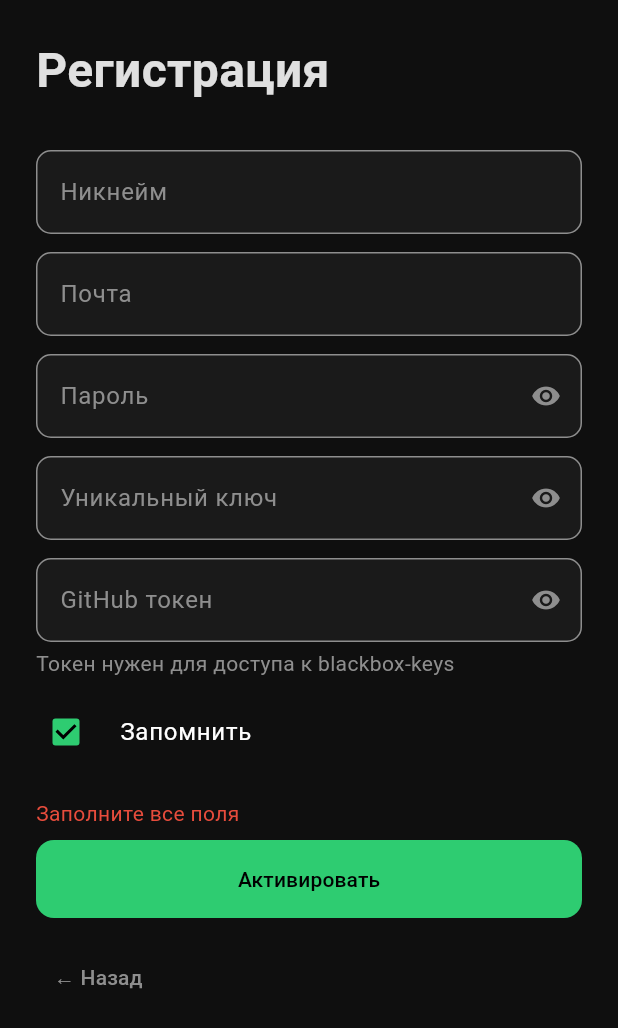
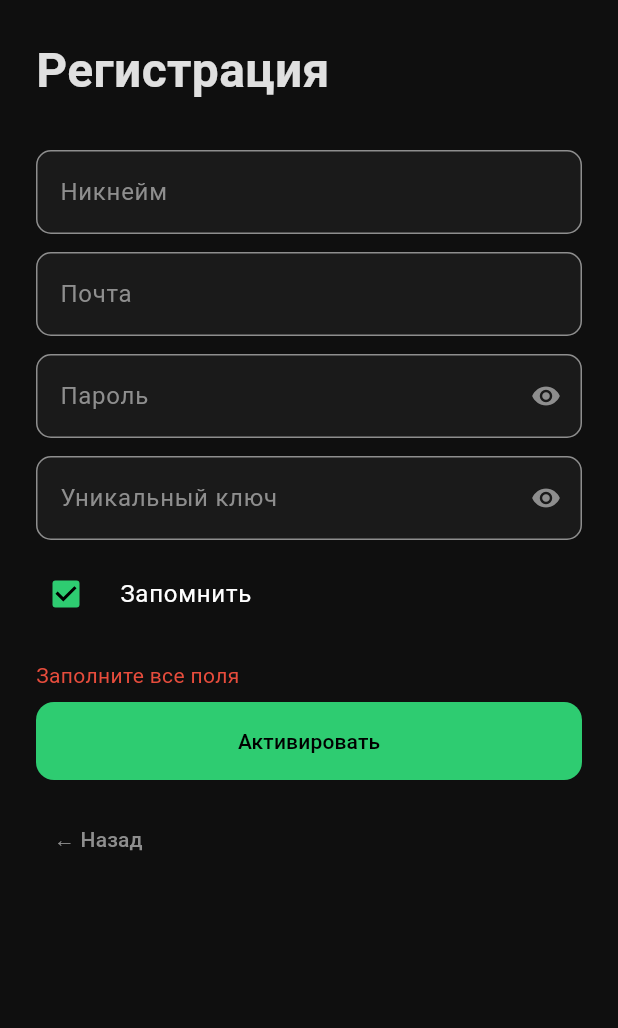
Before and after one commit to VladislavDelon/BLACK-BOX-Mobile-Realese, a Flutter app: the screen it shows after launch, after a tap on "Регистрация", after a tap on "Активировать", on a phone screen of 412 x 824 dp. Shown: the top 1028 px of the screen. Run offline on Flutter 3.47's test engine with Material 3 defaults, Android fonts, the phone set to English and light mode, and no system bars.

Commit message:
Embed GitHub token at build time; remove token input from auth screen

```diff
--- a/lib/screens/auth_screen.dart
+++ b/lib/screens/auth_screen.dart
@@ -18,11 +18,9 @@ class _AuthScreenState extends State<AuthScreen> {
   final _emailCtrl = TextEditingController();
   final _passwordCtrl = TextEditingController();
   final _keyCtrl = TextEditingController();
-  final _tokenCtrl = TextEditingController();
   bool _remember = true;
   bool _showPassword = false;
   bool _showKey = false;
-  bool _showToken = false;
 
   final _ruLabels = {
     'title': 'BLACK BOX',
@@ -33,8 +31,6 @@ class _AuthScreenState extends State<AuthScreen> {
     'email': 'Почта',
     'password': 'Пароль',
     'key': 'Уникальный ключ',
-    'token': 'GitHub токен',
-    'token_hint': 'Токен нужен для доступа к blackbox-keys',
     'remember': 'Запомнить',
     'show': 'Показать',
     'activate': 'Активировать',
@@ -48,9 +44,8 @@ class _AuthScreenState extends State<AuthScreen> {
     final name = _nameCtrl.text.trim();
     final password = _passwordCtrl.text.trim();
     final key = _keyCtrl.text.trim();
-    final token = _tokenCtrl.text.trim();
 
-    if (name.isEmpty || password.isEmpty || key.isEmpty || token.isEmpty ||
+    if (name.isEmpty || password.isEmpty || key.isEmpty ||
         (_mode == 'register' && _emailCtrl.text.trim().isEmpty)) {
       setState(() => _status = _ruLabels['fill_fields']!);
       return;
@@ -62,12 +57,6 @@ class _AuthScreenState extends State<AuthScreen> {
     });
 
     try {
-      final tokRes = await coreCall('set_github_token', {'token': token});
-      if (tokRes['ok'] != true) {
-        setState(() => _status = 'Не удалось сохранить токен: ${tokRes['error']}');
-        return;
-      }
-
       final Map<String, dynamic> args = {
         'name': name,
         'password': password,
@@ -174,16 +163,6 @@ class _AuthScreenState extends State<AuthScreen> {
             toggle: () => setState(() => _showKey = !_showKey),
             show: _showKey,
           ),
-          const SizedBox(height: 12),
-          _field(
-            _ruLabels['token']!,
-            _tokenCtrl,
-            obscure: !_showToken,
-            toggle: () => setState(() => _showToken = !_showToken),
-            show: _showToken,
-          ),
-          const SizedBox(height: 4),
-          Text(_ruLabels['token_hint']!, style: AppTheme.small(color: AppTheme.muted)),
           const SizedBox(height: 8),
           CheckboxListTile(
             value: _remember,
@@ -262,7 +241,6 @@ class _AuthScreenState extends State<AuthScreen> {
     _emailCtrl.dispose();
     _passwordCtrl.dispose();
     _keyCtrl.dispose();
-    _tokenCtrl.dispose();
     super.dispose();
   }
 }
--- a/pubspec.yaml
+++ b/pubspec.yaml
@@ -16,7 +16,7 @@ publish_to: 'none' # Remove this line if you wish to publish to pub.dev
 # https://developer.apple.com/library/archive/documentation/General/Reference/InfoPlistKeyReference/Articles/CoreFoundationKeys.html
 # In Windows, build-name is used as the major, minor, and patch parts
 # of the product and file versions while build-number is used as the build suffix.
-version: 1.0.6+7
+version: 1.0.7+8
 
 environment:
   sdk: ^3.13.2
```
Also changed, not shown: 3 other files.
